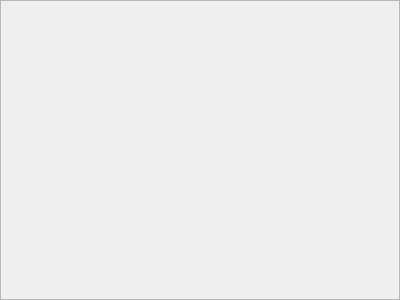
Old version of the form source/JudgeClient/forms/FrameClarifications.ui in the repository mysterylx/Judge.
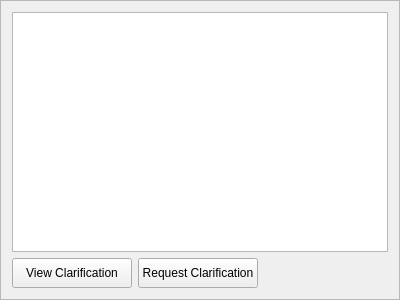
New version of the form.

Commit message: 完成Client的Clarification和Runs界面。

```diff
--- a/source/JudgeClient/forms/FrameClarifications.ui
+++ b/source/JudgeClient/forms/FrameClarifications.ui
@@ -13,11 +13,68 @@
     <height>300</height>
    </rect>
   </property>
-  <property name="frameShape">
-   <enum>QFrame::StyledPanel</enum>
+  <property name="sizePolicy">
+   <sizepolicy hsizetype="Expanding" vsizetype="Expanding">
+    <horstretch>0</horstretch>
+    <verstretch>0</verstretch>
+   </sizepolicy>
   </property>
   <property name="windowTitle">
    <string>Frame</string>
   </property>
+  <property name="frameShape">
+   <enum>QFrame::StyledPanel</enum>
+  </property>
+  <property name="frameShadow">
+   <enum>QFrame::Raised</enum>
+  </property>
+  <layout class="QVBoxLayout" name="verticalLayout">
+   <item>
+    <widget class="QTableView" name="clarificationTableView"/>
+   </item>
+   <item>
+    <layout class="QHBoxLayout" name="horizontalLayout">
+     <item>
+      <widget class="QPushButton" name="viewButton">
+       <property name="minimumSize">
+        <size>
+         <width>120</width>
+         <height>30</height>
+        </size>
+       </property>
+       <property name="text">
+        <string>View Clarification</string>
+       </property>
+      </widget>
+     </item>
+     <item>
+      <widget class="QPushButton" name="requestButton">
+       <property name="minimumSize">
+        <size>
+         <width>120</width>
+         <height>30</height>
+        </size>
+       </property>
+       <property name="text">
+        <string>Request Clarification</string>
+       </property>
+      </widget>
+     </item>
+     <item>
+      <spacer name="horizontalSpacer">
+       <property name="orientation">
+        <enum>Qt::Horizontal</enum>
+       </property>
+       <property name="sizeHint" stdset="0">
+        <size>
+         <width>40</width>
+         <height>20</height>
+        </size>
+       </property>
+      </spacer>
+     </item>
+    </layout>
+   </item>
+  </layout>
  </widget>
 </ui>
```
Left out of the diff: 7 changed lines with no effect on the pictures. The commit also changes 7 other files.
